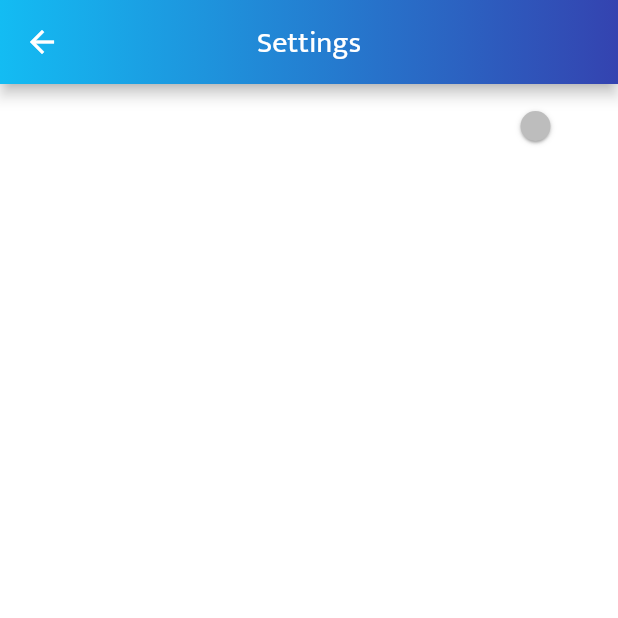
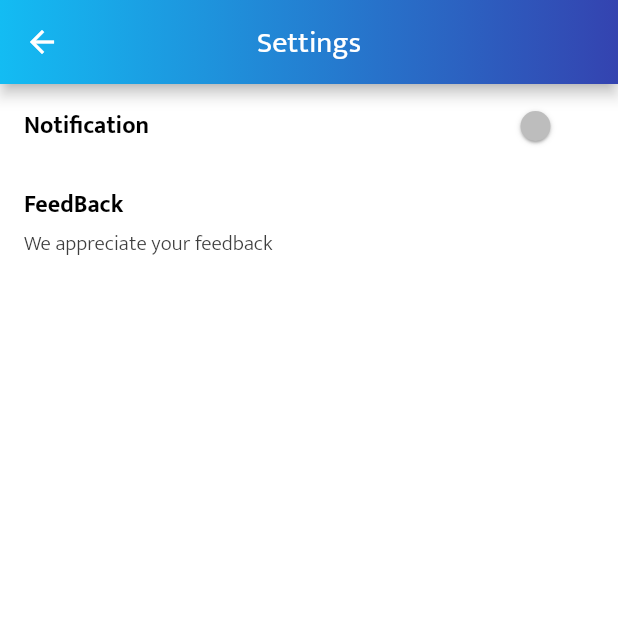
Before and after one commit to sabin-nepal/makalu_tv, a Flutter app: the Settings screen opened by its route, on a phone screen of 412 x 824 dp, the top half of it. Run offline on Flutter 3.47's test engine with Material 2 defaults, Android fonts, the phone set to English and light mode, and no system bars; our stand-ins replace auto_size_text, better_player, cached_network_image, device_info_plus, firebase_core, firebase_messaging and 3 more; accounts and stored records are empty; network calls fail.

Commit message:
chnages color of text and fix divider length ui

```diff
--- a/lib/app/styles/colors.dart
+++ b/lib/app/styles/colors.dart
@@ -6,6 +6,7 @@ class AppColors {
   static const Color accentColor = Color(0xff13bcf3);
   static const Color iconColor = Color(0xff13bcf3);
   static const Color activeColor = Color(0xffFF0000);
+  static const Color textColor = Color(0xff000000);
   static const Color dexcriptionColor = Color(0xff3e3e3e);
   static const Gradient primaryGradient = LinearGradient(colors: [
     accentColor,
--- a/lib/app/ui/general/settings.dart
+++ b/lib/app/ui/general/settings.dart
@@ -9,6 +9,7 @@ import 'package:makalu_tv/app/models/category.dart';
 import 'package:makalu_tv/app/services/category_service.dart';
 import 'package:makalu_tv/app/styles/colors.dart';
 import 'package:makalu_tv/app/styles/sizes.dart';
+import 'package:makalu_tv/app/styles/styles.dart';
 import 'package:makalu_tv/app/ui/shared/category_name_list.dart';
 import 'package:url_launcher/url_launcher.dart';
 
@@ -83,7 +84,8 @@ class _SettingsState extends State<Settings> {
         bodyText += 'Model: ${_androidDeviceInfo.model} \n ';
         bodyText += 'Device Width: ${MediaQuery.of(context).size.width} \n ';
         bodyText += 'Device Height: ${MediaQuery.of(context).size.height} \n ';
-        bodyText += "--Please don't delete anything above this line to help us serve you better--";
+        bodyText +=
+            "--Please don't delete anything above this line to help us serve you better--";
       }
       if (Platform.isIOS) {
         subject = '${DateTime.now()} Feedback of Makalu Tv Ios App';
@@ -94,7 +96,8 @@ class _SettingsState extends State<Settings> {
         bodyText += 'Model: ${_iosDeviceInfo.model} \n ';
         bodyText += 'Width: ${MediaQuery.of(context).size.width} \n ';
         bodyText += 'Height: ${MediaQuery.of(context).size.height} \n ';
-        bodyText += "--Please don't delete anything above this line to help us serve you better--";
+        bodyText +=
+            "--Please don't delete anything above this line to help us serve you better--";
       }
     } on PlatformException {
       print('Error on getting device Information');
@@ -135,15 +138,24 @@ class _SettingsState extends State<Settings> {
         child: Column(
           children: [
             SwitchListTile(
-              title: Text("Notification"),
+              title: Text(
+                "Notification",
+                style: boldText,
+              ),
               value: _notification,
               onChanged: _onChanged,
             ),
             _notification ? _categoryList() : Container(),
             ListTile(
               onTap: _sendFeedback,
-              title: Text("FeedBack"),
-              subtitle: Text("We appreciate your feedback"),
+              title: Text(
+                "FeedBack",
+                style: boldText,
+              ),
+              subtitle: Text(
+                "We appreciate your feedback",
+                style: descriptionText,
+              ),
             )
           ],
         ),
--- a/lib/app/ui/screens/bookmark_screen.dart
+++ b/lib/app/ui/screens/bookmark_screen.dart
@@ -4,6 +4,7 @@ import 'package:makalu_tv/app/core/routes.dart';
 import 'package:makalu_tv/app/helpers/user_share_preferences.dart';
 import 'package:makalu_tv/app/styles/colors.dart';
 import 'package:makalu_tv/app/styles/sizes.dart';
+import 'package:makalu_tv/app/styles/styles.dart';
 import 'package:makalu_tv/app/ui/screens/details/cataegory_news_details.dart';
 
 class BookMakrkScreen extends StatefulWidget {
@@ -42,7 +43,7 @@ class _BookMakrkScreenState extends State<BookMakrkScreen> {
       body: Container(
         margin: EdgeInsets.all(AppSizes.padding),
         child: news.length < 1
-            ? Center(child: Text("No news added as bookmark"))
+            ? Center(child: Text("No news added as bookmark",style: titleText,))
             : ListView.separated(
                 separatorBuilder: (context, i) => SizedBox(height: 15),
                 itemCount: news.length,
```
Also changed, not shown: lib/app/ui/shared/category_name_list.dart (+8 -4 lines), lib/app/ui/shared/news_page_item.dart (+12 -5 lines), lib/app/ui/shared/search_bar.dart (+18 -4 lines).
